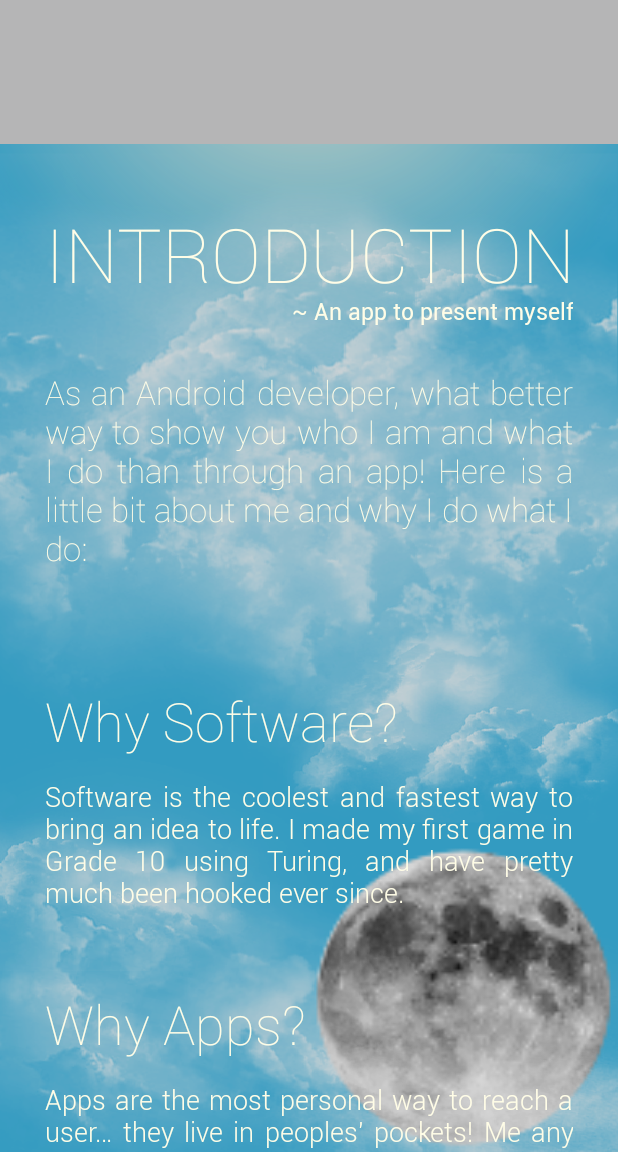
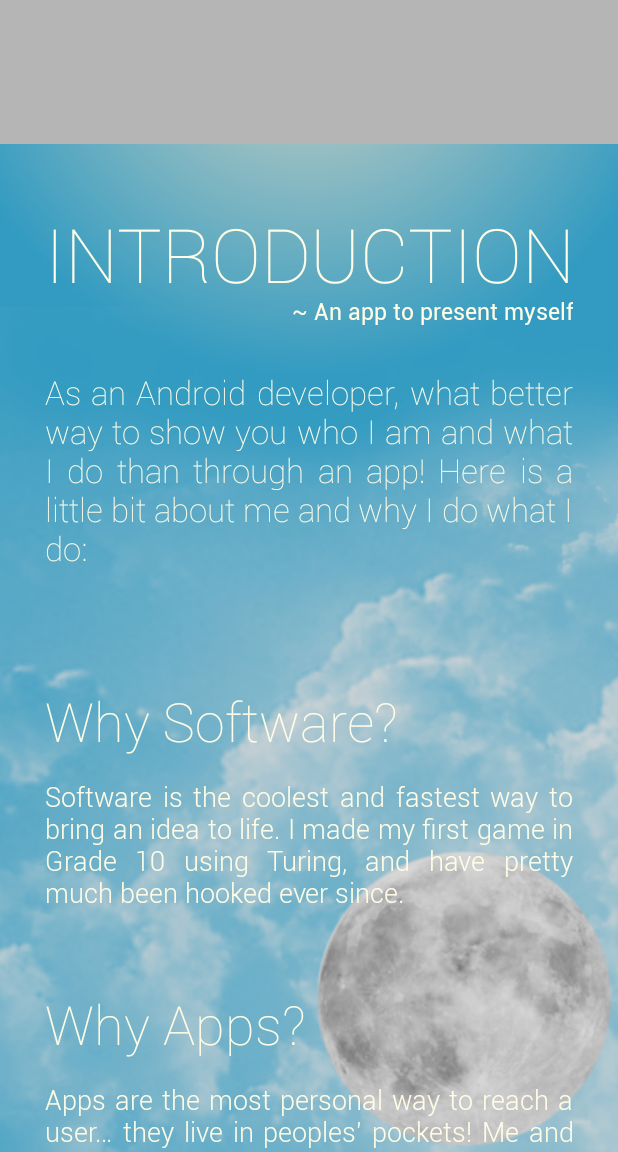
Before and after one commit to rugvedambekar/AppAmbekar, an Android app: the screen it shows after launch (MainActivity), on a phone screen of 412 x 824 dp, the part 84-1236 px from its top. Run offline under Robolectric (Android 15) with nearby library versions, the phone set to English and light mode, and no system bars; our stand-ins replace Volley; libraries missing offline, so code that uses them is left out: com.balysv.materialmenu, com.firebase.client; pictures from the network do not load; 4 statements that could not run were skipped.

Commit message:
Added cloud images for more densities. Updated strings.

```diff
--- a/app/src/main/res/values/strings.xml
+++ b/app/src/main/res/values/strings.xml
@@ -30,7 +30,7 @@
     <string name="i_software_title">Why Software?</string>
     <string name="i_software_content">Software is the coolest and fastest way to bring an idea to life. I made my first game in Grade 10 using Turing, and have pretty much been hooked ever since.</string>
     <string name="i_apps_title">Why Apps?</string>
-    <string name="i_apps_content">Apps are the most personal way to reach a user… they live in peoples\' pockets! Me any pretty much everyone I know can’t get enough apps, so I couldn’t help but want to make some good ones.</string>
+    <string name="i_apps_content">Apps are the most personal way to reach a user… they live in peoples\' pockets! Me and pretty much everyone I know can’t get enough apps, so I couldn’t help but want to make some good ones.</string>
     <string name="i_android_title">Why Android?</string>
     <string name="i_android_content">I love the fact that Android provides beautiful experiences on such a range of devices, and gives developers a means of reaching such a vast, international audience.</string>
     <string name="i_remote_title">Why Remote?</string>
@@ -165,10 +165,10 @@
     <string name="a_heading">Maximizing Android!</string>
     <string name="a_intro">I strive to create the best experience Android has to offer by building completely native apps the way they are supposed to be built!</string>
     <string name="a_google">I work strictly with Google tools and guidelines to produce native Android apps.</string>
-    <string name="a_android">I refine the user experience based on Android UI Design Principles for all screen sizes.</string>
+    <string name="a_android">I refine the user experience based on Android UI Design Principles for phones and tablets.</string>
     <string name="a_opensource">I utilize the open-source Android ecosystem with 3rd party library integration.</string>
     <string name="a_extend">I can extend an Android app with real-time backend services like Firebase &amp; Parse.</string>
-    <string name="a_analytics">Integrating Google Analytics to track and leverage usage and user interaction data.</string>
+    <string name="a_analytics">I can integrate Google Analytics to track and leverage usage and user interaction data.</string>
     <string name="a_ship">Finally I can ship the final product onto the Google Play Store.</string>
     <string name="a_libraries_intro">I never stop exploring the open-source world for great libraries to use; here are the ones I have worked with so far:</string>
     <string name="a_libraries_hint">Select a library to learn a little bit about it!</string>
```
Also changed, not shown: app/src/main/res/drawable-hdpi/cloud1.png (added), app/src/main/res/drawable-hdpi/cloud2.png (added), app/src/main/res/drawable-hdpi/moon.png (added), app/src/main/res/drawable-xhdpi/cloud1.png (added), app/src/main/res/drawable-xhdpi/cloud2.png (added), app/src/main/res/drawable-xhdpi/moon.png (added), 3 other files.
